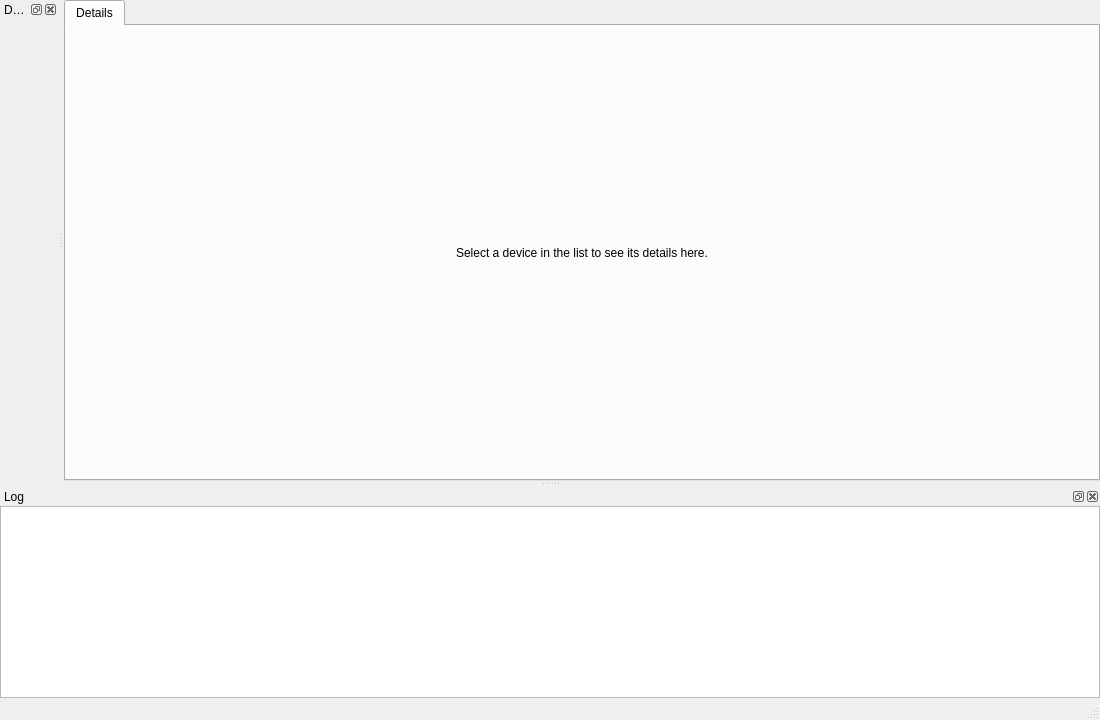
Above: desktop/src/app/MainWindow.ui from P175B178/project-full-impl before the change. Below: the same form after it.
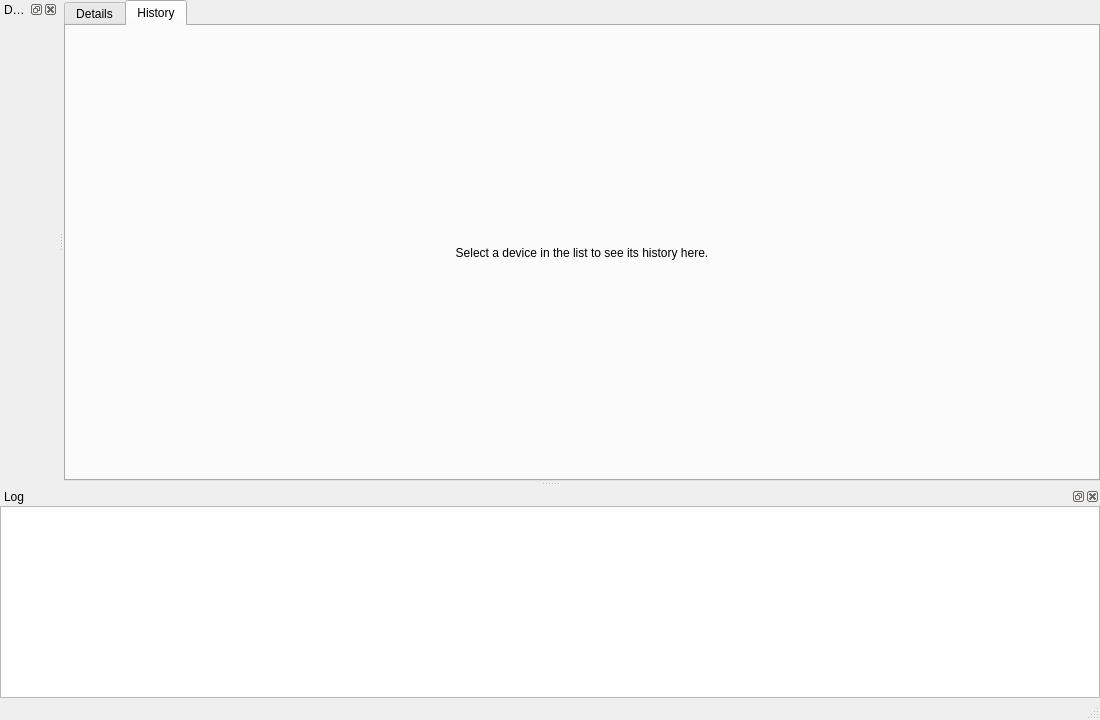
That is the form after the change. The open tabs and pages were chosen to show the change. Custom widgets are drawn as their Qt base class.

Commit message:
Keep a reading history per device
The console records every device, not only the selected one, so a history is complete
when a device is selected later.

The edit to the form file:
```diff
--- a/desktop/src/app/MainWindow.ui
+++ b/desktop/src/app/MainWindow.ui
@@ -49,6 +49,33 @@
         </widget>
         <widget class="warden::app::DeviceDetailPanel" name="detailPanel" native="true"/>
       </widget>
+      <widget class="QStackedWidget" name="historyStack">
+       <attribute name="title">
+        <string>History</string>
+       </attribute>
+        <widget class="QLabel" name="historyHint">
+         <property name="text">
+          <string>Select a device in the list to see its history here.</string>
+         </property>
+         <property name="alignment">
+          <set>Qt::AlignCenter</set>
+         </property>
+         <property name="wordWrap">
+          <bool>true</bool>
+         </property>
+        </widget>
+        <widget class="QWidget" name="historyPage">
+         <layout class="QVBoxLayout" name="historyLayout">
+          <item>
+           <widget class="QTableView" name="historyView">
+            <property name="selectionBehavior">
+             <enum>QAbstractItemView::SelectRows</enum>
+            </property>
+           </widget>
+          </item>
+         </layout>
+        </widget>
+      </widget>
      </widget>
     </item>
    </layout>
```
The commit also changes 10 other files.
